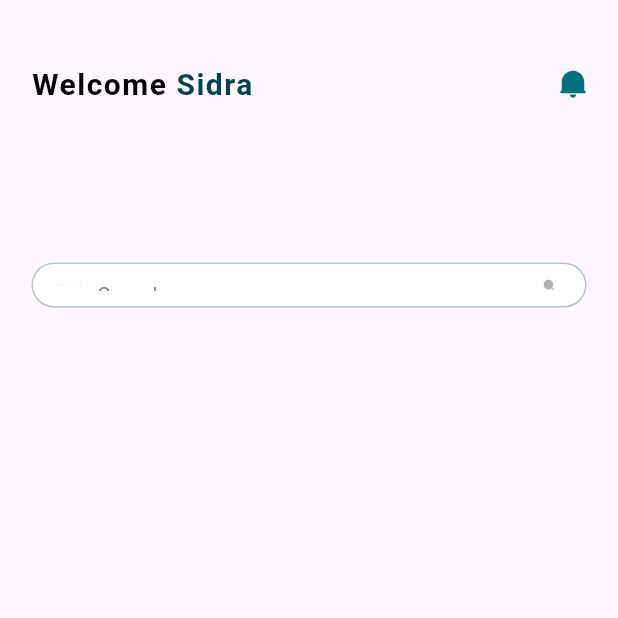
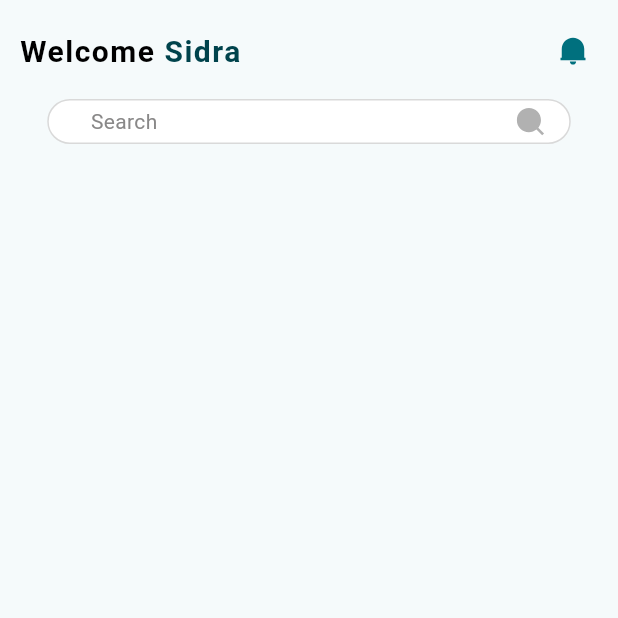
Before and after one commit to RuslanAfanasiev/Flutter, a Flutter app: the screen it shows after launch, on a phone screen of 412 x 824 dp, the top half of it. Run offline on Flutter 3.47's test engine with Material 3 defaults, Android fonts, the phone set to English and light mode, and no system bars; our stand-ins replace flutter_svg, get, google_fonts.

Commit message:
Fixed Search Bar

```diff
--- a/second_lab/lib/main.dart
+++ b/second_lab/lib/main.dart
@@ -13,7 +13,7 @@ class MyApp extends StatelessWidget {
   Widget build(BuildContext context) {
     return MaterialApp(
       debugShowCheckedModeBanner: false,
-      theme: ThemeData(colorScheme: ColorScheme.fromSeed(seedColor: Colors.deepPurple)),
+      theme: ThemeData(colorScheme: ColorScheme.fromSeed(seedColor: Colors.white)),
       home: const MyHomePage(title: "Flutter demo home page"),
     );
   }
--- a/second_lab/lib/resources/app_colors.dart
+++ b/second_lab/lib/resources/app_colors.dart
@@ -6,4 +6,5 @@ class AppColors {
   static Color color00707E = Color(0xff00707E);
   static Color colorD9D9D9 = Color(0xffD9D9D9);
   static Color color898888 = Color(0xff898888);
+  static Color colorB1B1B1 = Color(0xffB1B1B1);
 }
--- a/second_lab/lib/resources/app_icons.dart
+++ b/second_lab/lib/resources/app_icons.dart
@@ -2,8 +2,6 @@ import 'package:flutter/cupertino.dart';
 import 'package:flutter_svg/svg.dart';
 
 class AppIcons{
-  static Widget searchVisualisationIcon = SvgPicture.asset('assets/icons/Vector.svg');
-  static Widget search = SvgPicture.asset('assets/icons/Frame 7.svg');
-  static Widget notificationIcon = SvgPicture.asset('assets/icons/notification_vector.svg');
-  static Widget searchIcon = SvgPicture.asset('assets/icons/search-fill.svg');
+  static Widget notificationIcon = SvgPicture.asset('resources/icons/notification_vector.svg');
+  static Widget searchIcon = SvgPicture.asset('resources/icons/Vector.svg');
 }
--- a/second_lab/lib/widgets/search_bar_widget.dart
+++ b/second_lab/lib/widgets/search_bar_widget.dart
@@ -4,55 +4,41 @@ import 'package:second_lab/resources/app_colors.dart';
 import 'package:second_lab/resources/app_icons.dart';
 import 'package:second_lab/resources/strings.dart';
 
-class SearchBarWidget extends StatelessWidget{
+class SearchBarWidget extends StatelessWidget {
   const SearchBarWidget({super.key, required this.item});
 
   final SearchBarListItem item;
 
   @override
-  Widget build(BuildContext context){
-    return Container(
-      padding: const EdgeInsets.only(top: 91, left: 21, right: 21),
+  Widget build(BuildContext context) {
+    return Center(
       child: Container(
         width: 349,
         height: 30,
-        padding: const EdgeInsets.fromLTRB(15, 10, 15, 10),
         decoration: BoxDecoration(
           color: Colors.white,
-          borderRadius: BorderRadius.circular(100),
+          borderRadius: BorderRadius.circular(50),
           border: Border.all(
-            color: AppColors.color00434C.withOpacity(0.3),
+            color: AppColors.colorD9D9D9,
             width: 1,
           ),
         ),
+        padding: const EdgeInsets.symmetric(horizontal: 16),
         child: Row(
-          mainAxisAlignment: MainAxisAlignment.spaceBetween,
           children: [
-            Row(
-              children: [
-                // Using your SVG search icon
-                SizedBox(
-                  width: 18,
-                  height: 18,
-                  child: AppIcons.search,
-                ),
-                const SizedBox(width: 10),
-                Text(
+            Expanded(
+              child: Padding(
+                padding: const EdgeInsets.only(left: 12),
+                child: Text(
                   Strings.search,
                   style: TextStyle(
+                    fontSize: 14,
                     color: AppColors.color898888,
-                    fontSize: 14,
-                    fontWeight: FontWeight.w400,
                   ),
                 ),
-              ],
+              ),
             ),
-            // Optional right-side icon (for example, microphone or visualization)
-            SizedBox(
-              width: 18,
-              height: 18,
-              child: AppIcons.searchVisualisationIcon,
-            ),
+            SizedBox(width: 20, height: 20, child: AppIcons.searchIcon),
           ],
         ),
       ),
--- a/second_lab/lib/widgets/top_nav_widget.dart
+++ b/second_lab/lib/widgets/top_nav_widget.dart
@@ -14,8 +14,7 @@ class TopNavbarWidget extends StatelessWidget {
   @override
   Widget build(BuildContext context) {
     return Padding(
-      padding: const EdgeInsets.only(top: 44, left: 21, right: 21, bottom: 16),
-
+      padding: const EdgeInsets.only(top: 22, left: 13, right: 21, bottom: 20),
       child: Row(
         mainAxisAlignment: MainAxisAlignment.spaceBetween,
         children: [
```
Also changed, not shown: second_lab/pubspec.yaml (+4 -4 lines), second_lab/assets/icons/Frame 7.svg (deleted), second_lab/assets/icons/search-fill.svg (deleted), second_lab/resources/icons/Vector.svg (renamed from second_lab/assets/icons/Vector.svg), second_lab/resources/icons/notification_vector.svg (renamed from second_lab/assets/icons/notification_vector.svg), 4 other files.
